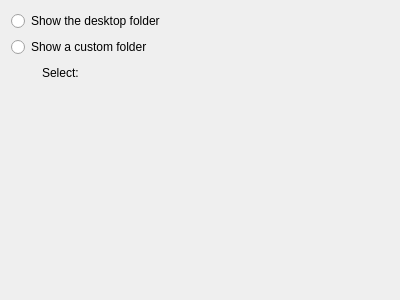
Old version of the form plasma/applets/folderview/folderviewLocationConfig.ui in the repository KDE/kde-baseapps.
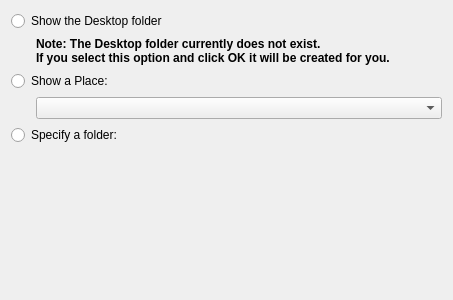
New version of the form. Custom widgets are drawn as their Qt base class.

Commit message: * Add a places combobox to the location section of the config dialog. * Add a label under the "Show Desktop folder" option, that's visible when the   desktop folder doesn't exist, warning the user that it will be created. * Change some labels as suggested by Celeste.

```diff
--- a/plasma/applets/folderview/folderviewLocationConfig.ui
+++ b/plasma/applets/folderview/folderviewLocationConfig.ui
@@ -5,26 +5,93 @@
    <rect>
     <x>0</x>
     <y>0</y>
-    <width>400</width>
+    <width>453</width>
     <height>300</height>
    </rect>
   </property>
-  <layout class="QGridLayout" name="gridLayout" >
-   <item row="0" column="0" colspan="3" >
+  <layout class="QVBoxLayout" name="verticalLayout" >
+   <item>
     <widget class="QRadioButton" name="showDesktopFolder" >
      <property name="text" >
-      <string>Show the desktop folder</string>
+      <string>Show the Desktop folder</string>
      </property>
     </widget>
    </item>
-   <item row="1" column="0" colspan="3" >
+   <item>
+    <layout class="QHBoxLayout" name="horizontalLayout_3" >
+     <item>
+      <spacer name="warningSpacer" >
+       <property name="orientation" >
+        <enum>Qt::Horizontal</enum>
+       </property>
+       <property name="sizeType" >
+        <enum>QSizePolicy::Fixed</enum>
+       </property>
+       <property name="sizeHint" stdset="0" >
+        <size>
+         <width>25</width>
+         <height>20</height>
+        </size>
+       </property>
+      </spacer>
+     </item>
+     <item>
+      <widget class="QLabel" name="warningLabel" >
+       <property name="text" >
+        <string>&lt;!DOCTYPE HTML PUBLIC "-//W3C//DTD HTML 4.0//EN" "http://www.w3.org/TR/REC-html40/strict.dtd">
+&lt;html>&lt;head>&lt;meta name="qrichtext" content="1" />&lt;style type="text/css">
+p, li { white-space: pre-wrap; }
+&lt;/style>&lt;/head>&lt;body style="font-weight:400; font-style:normal;">
+&lt;p style=" margin-top:0px; margin-bottom:0px; margin-left:0px; margin-right:0px; -qt-block-indent:0; text-indent:0px;">&lt;span style=" font-weight:600;">Note: The Desktop folder currently does not exist.&lt;/span>&lt;/p>
+&lt;p style=" margin-top:0px; margin-bottom:0px; margin-left:0px; margin-right:0px; -qt-block-indent:0; text-indent:0px; font-weight:600;">If you select this option and click OK it will be created for you.&lt;/p>&lt;/body>&lt;/html></string>
+       </property>
+       <property name="textFormat" >
+        <enum>Qt::RichText</enum>
+       </property>
+      </widget>
+     </item>
+    </layout>
+   </item>
+   <item>
+    <widget class="QRadioButton" name="showPlace" >
+     <property name="text" >
+      <string>Show a Place:</string>
+     </property>
+    </widget>
+   </item>
+   <item>
+    <layout class="QHBoxLayout" name="horizontalLayout_2" >
+     <item>
+      <spacer name="horizontalSpacer_2" >
+       <property name="orientation" >
+        <enum>Qt::Horizontal</enum>
+       </property>
+       <property name="sizeType" >
+        <enum>QSizePolicy::Fixed</enum>
+       </property>
+       <property name="sizeHint" stdset="0" >
+        <size>
+         <width>25</width>
+         <height>20</height>
+        </size>
+       </property>
+      </spacer>
+     </item>
+     <item>
+      <widget class="QComboBox" name="placesCombo" />
+     </item>
+    </layout>
+   </item>
+   <item>
     <widget class="QRadioButton" name="showCustomFolder" >
      <property name="text" >
-      <string>Show a custom folder</string>
+      <string>Specify a folder:</string>
      </property>
     </widget>
    </item>
-   <item row="2" column="0" >
+   <item>
+    <layout class="QHBoxLayout" name="horizontalLayout" >
+     <item>
     <spacer name="horizontalSpacer" >
      <property name="orientation" >
       <enum>Qt::Horizontal</enum>
@@ -40,23 +107,7 @@
      </property>
     </spacer>
    </item>
-   <item row="2" column="1" >
-    <widget class="QLabel" name="selectLabel" >
-     <property name="sizePolicy" >
-      <sizepolicy vsizetype="Preferred" hsizetype="Minimum" >
-       <horstretch>0</horstretch>
-       <verstretch>0</verstretch>
-      </sizepolicy>
-     </property>
-     <property name="text" >
-      <string>Select:</string>
-     </property>
-     <property name="wordWrap" >
-      <bool>false</bool>
-     </property>
-    </widget>
-   </item>
-   <item row="2" column="2" >
+     <item>
     <widget class="KUrlRequester" name="lineEdit" >
      <property name="sizePolicy" >
       <sizepolicy vsizetype="Preferred" hsizetype="Expanding" >
@@ -64,9 +115,14 @@
        <verstretch>0</verstretch>
       </sizepolicy>
      </property>
-    </widget>
-   </item>
-   <item row="3" column="2" >
+       <property name="clickMessage" stdset="0" >
+        <string>Type a path or a URL here</string>
+       </property>
+      </widget>
+     </item>
+    </layout>
+   </item>
+   <item>
     <spacer name="verticalSpacer_3" >
      <property name="orientation" >
       <enum>Qt::Vertical</enum>
```
Lines whose indentation alone changed are shown as unchanged. The commit also changes 2 other files.
